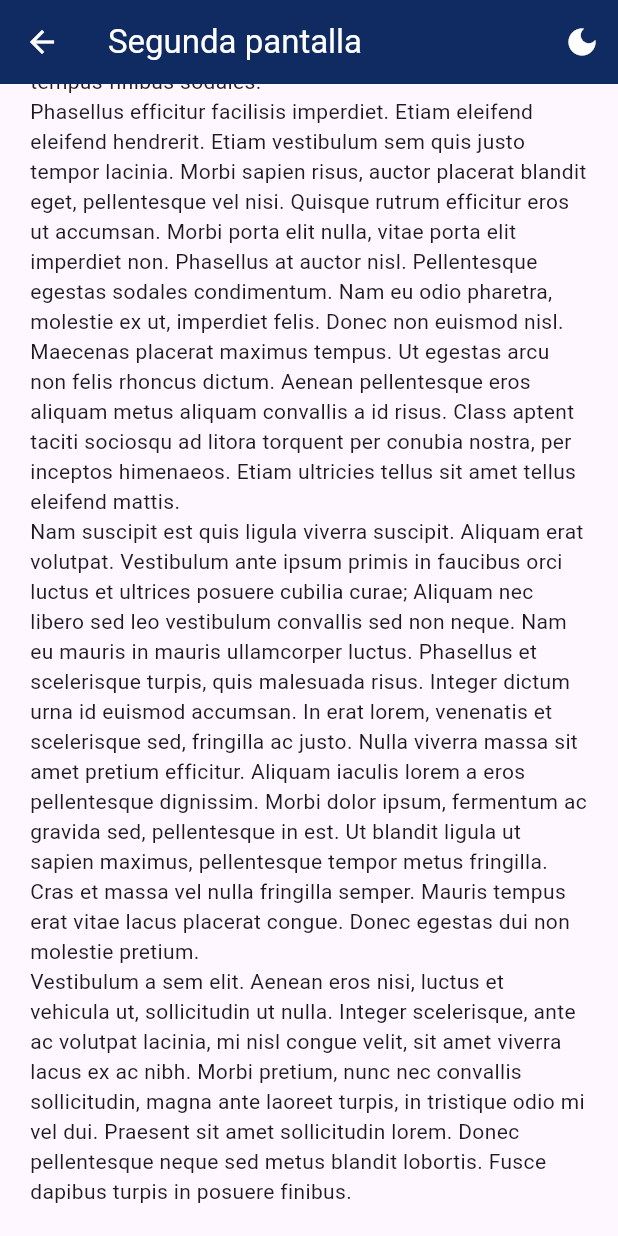
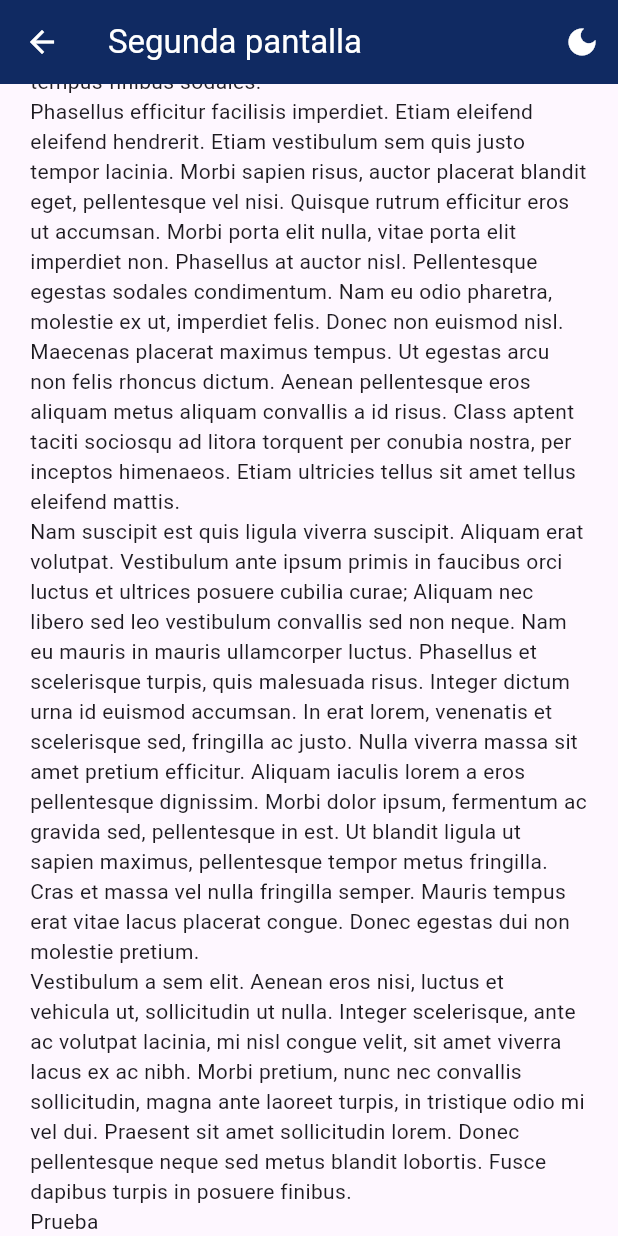
Before and after one commit to LuisMeraz01/WidgetsBasics, a Flutter app: the SecondSreecn screen opened directly, scrolled down 659 dp, on a phone screen of 412 x 824 dp. Run offline on Flutter 3.47's test engine with Material 3 defaults, Android fonts, the phone set to English and light mode, and no system bars.

Commit message:
Prueba de push desde otra pc

```diff
--- a/lib/screens/second_screen.dart
+++ b/lib/screens/second_screen.dart
@@ -40,7 +40,8 @@ class _SecondSreecnState extends State<SecondSreecn> {
             const Text('Vestibulum sit amet erat sed tortor egestas volutpat. Pellentesque auctor urna enim. Proin cursus ante et aliquam lacinia. Donec eu dignissim neque. Etiam id blandit est, ut blandit massa. Ut tellus urna, finibus vitae mi eu, malesuada sagittis eros. Morbi aliquam in risus nec faucibus. Sed a enim sem. Integer porttitor magna eget lacus porttitor, sed imperdiet enim faucibus. Integer bibendum ipsum ac justo sodales ultrices. Vivamus venenatis sit amet turpis vel facilisis. Sed hendrerit diam tempus finibus sodales.'),
             const Text('Phasellus efficitur facilisis imperdiet. Etiam eleifend eleifend hendrerit. Etiam vestibulum sem quis justo tempor lacinia. Morbi sapien risus, auctor placerat blandit eget, pellentesque vel nisi. Quisque rutrum efficitur eros ut accumsan. Morbi porta elit nulla, vitae porta elit imperdiet non. Phasellus at auctor nisl. Pellentesque egestas sodales condimentum. Nam eu odio pharetra, molestie ex ut, imperdiet felis. Donec non euismod nisl. Maecenas placerat maximus tempus. Ut egestas arcu non felis rhoncus dictum. Aenean pellentesque eros aliquam metus aliquam convallis a id risus. Class aptent taciti sociosqu ad litora torquent per conubia nostra, per inceptos himenaeos. Etiam ultricies tellus sit amet tellus eleifend mattis.'),
             const Text('Nam suscipit est quis ligula viverra suscipit. Aliquam erat volutpat. Vestibulum ante ipsum primis in faucibus orci luctus et ultrices posuere cubilia curae; Aliquam nec libero sed leo vestibulum convallis sed non neque. Nam eu mauris in mauris ullamcorper luctus. Phasellus et scelerisque turpis, quis malesuada risus. Integer dictum urna id euismod accumsan. In erat lorem, venenatis et scelerisque sed, fringilla ac justo. Nulla viverra massa sit amet pretium efficitur. Aliquam iaculis lorem a eros pellentesque dignissim. Morbi dolor ipsum, fermentum ac gravida sed, pellentesque in est. Ut blandit ligula ut sapien maximus, pellentesque tempor metus fringilla. Cras et massa vel nulla fringilla semper. Mauris tempus erat vitae lacus placerat congue. Donec egestas dui non molestie pretium.'),
-            const Text('Vestibulum a sem elit. Aenean eros nisi, luctus et vehicula ut, sollicitudin ut nulla. Integer scelerisque, ante ac volutpat lacinia, mi nisl congue velit, sit amet viverra lacus ex ac nibh. Morbi pretium, nunc nec convallis sollicitudin, magna ante laoreet turpis, in tristique odio mi vel dui. Praesent sit amet sollicitudin lorem. Donec pellentesque neque sed metus blandit lobortis. Fusce dapibus turpis in posuere finibus.')
+            const Text('Vestibulum a sem elit. Aenean eros nisi, luctus et vehicula ut, sollicitudin ut nulla. Integer scelerisque, ante ac volutpat lacinia, mi nisl congue velit, sit amet viverra lacus ex ac nibh. Morbi pretium, nunc nec convallis sollicitudin, magna ante laoreet turpis, in tristique odio mi vel dui. Praesent sit amet sollicitudin lorem. Donec pellentesque neque sed metus blandit lobortis. Fusce dapibus turpis in posuere finibus.'),
+            const Text('Prueba')
           ],
 
         ),
```
